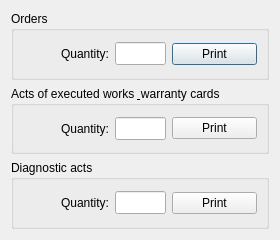
Qt form RepairCenter/printhwdocuments.ui (Feo-d-oR/YARC) before a commit.
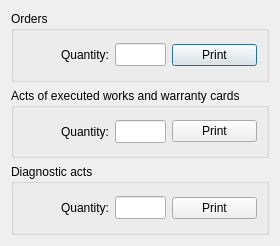
The same form after that commit. Icons and pictures are not drawn.

What changed in the file:
```diff
--- a/RepairCenter/printhwdocuments.ui
+++ b/RepairCenter/printhwdocuments.ui
@@ -6,8 +6,8 @@
    <rect>
     <x>0</x>
     <y>0</y>
-    <width>280</width>
-    <height>240</height>
+    <width>279</width>
+    <height>246</height>
    </rect>
   </property>
   <property name="sizePolicy">
@@ -64,7 +64,7 @@
    <item>
     <widget class="QGroupBox" name="groupBox_2">
      <property name="title">
-      <string>Acts of executed works &amp; warranty cards</string>
+      <string>Acts of executed works and warranty cards</string>
      </property>
      <layout class="QHBoxLayout" name="horizontalLayout_2">
       <item alignment="Qt::AlignRight">
```
